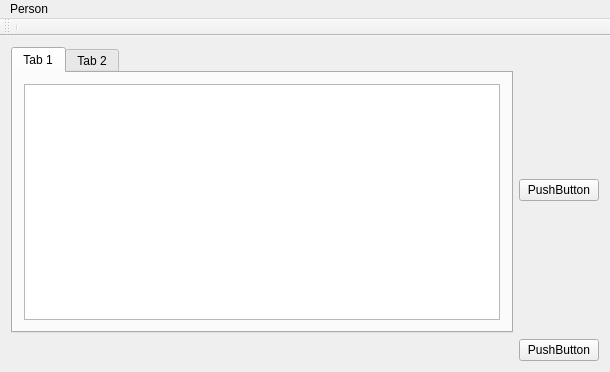
Above: mainwindow.ui from ekaparulin/stammbaum before the change. Below: the same form after it.
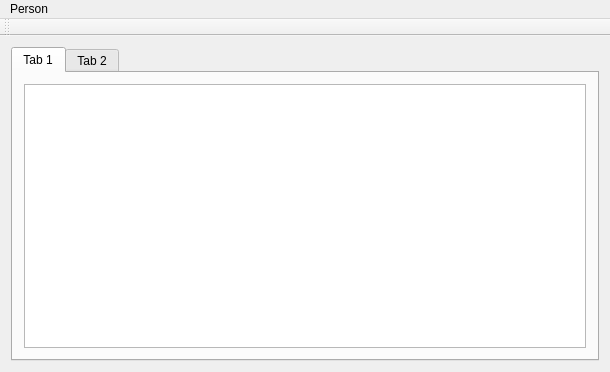
That is the form after the change.

Commit message:
Add/Edit/Delete a person with basic attributes
Attributes so far:

- First/Last name
- Birth/Death date

SQL interface to modify data
QT interface for user interaction

Patch:
```diff
--- a/mainwindow.ui
+++ b/mainwindow.ui
@@ -16,8 +16,6 @@
   <widget class="QWidget" name="centralWidget">
    <layout class="QGridLayout" name="gridLayout_2">
     <item row="0" column="0">
-     <layout class="QGridLayout" name="gridLayout">
-      <item row="0" column="0">
        <widget class="QTabWidget" name="tabWidget">
         <property name="currentIndex">
          <number>0</number>
@@ -26,9 +24,13 @@
          <attribute name="title">
           <string>Tab 1</string>
          </attribute>
-         <layout class="QGridLayout" name="gridLayout_3">
+       <layout class="QGridLayout" name="gridLayout">
           <item row="0" column="0">
-           <widget class="QTableView" name="tableView"/>
+         <widget class="QTableView" name="personList">
+          <property name="selectionMode">
+           <enum>QAbstractItemView::ExtendedSelection</enum>
+          </property>
+         </widget>
           </item>
          </layout>
         </widget>
@@ -36,28 +38,7 @@
          <attribute name="title">
           <string>Tab 2</string>
          </attribute>
-         <layout class="QGridLayout" name="gridLayout_4">
-          <item row="0" column="0">
-           <widget class="QWidget" name="widget" native="true"/>
-          </item>
-         </layout>
-        </widget>
-       </widget>
-      </item>
-     </layout>
-    </item>
-    <item row="1" column="1">
-     <widget class="QPushButton" name="pushButton">
-      <property name="text">
-       <string>PushButton</string>
-      </property>
-     </widget>
-    </item>
-    <item row="0" column="1">
-     <widget class="QPushButton" name="pushButton_2">
-      <property name="text">
-       <string>PushButton</string>
-      </property>
+      </widget>
      </widget>
     </item>
    </layout>
@@ -86,7 +67,6 @@
    <attribute name="toolBarBreak">
     <bool>false</bool>
    </attribute>
-   <addaction name="separator"/>
   </widget>
   <action name="actionAdd">
    <property name="text">
```
Left out of the diff: 8 changed lines with no effect on the pictures. Lines whose indentation alone changed are shown as unchanged. The commit also changes 11 other files.
